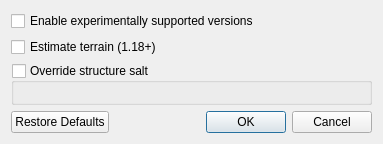
Cubitect/cubiomes-viewer, file src/extgendialog.ui: the form before one commit.
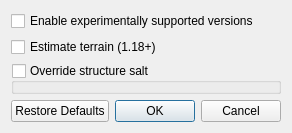
The form after the commit. Icons and pictures are not drawn.

Commit message: Tweaks on widget sizes and UI * changed layout of preferences * removed geometry attributes from ui

```diff
--- a/src/extgendialog.ui
+++ b/src/extgendialog.ui
@@ -2,14 +2,6 @@
 <ui version="4.0">
  <class>ExtGenDialog</class>
  <widget class="QDialog" name="ExtGenDialog">
-  <property name="geometry">
-   <rect>
-    <x>0</x>
-    <y>0</y>
-    <width>383</width>
-    <height>144</height>
-   </rect>
-  </property>
   <property name="windowTitle">
    <string>World Settings</string>
   </property>
```
The commit also changes 23 other files.
